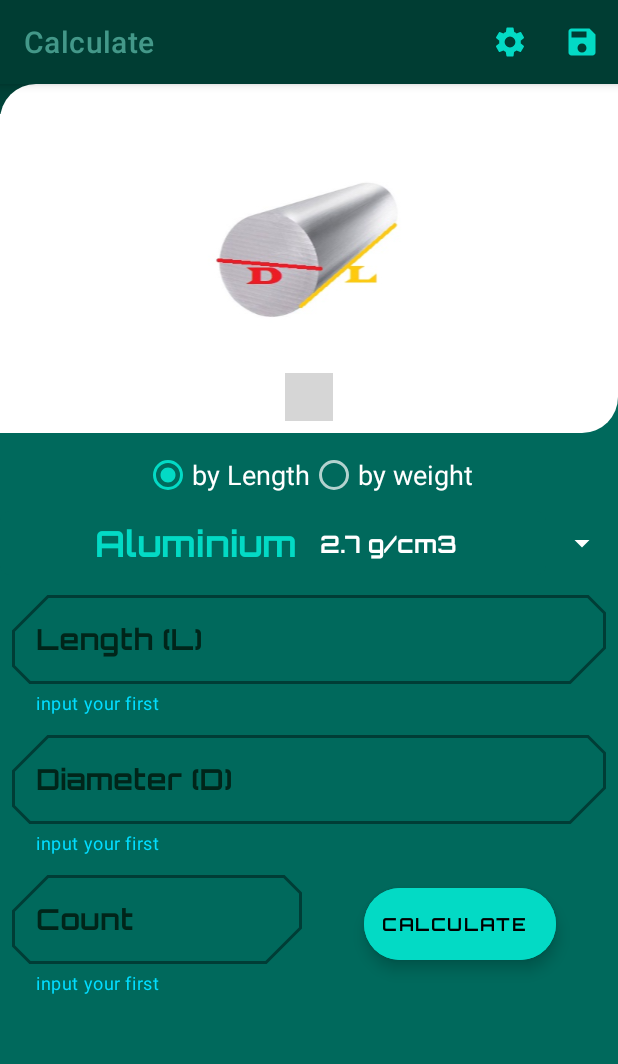
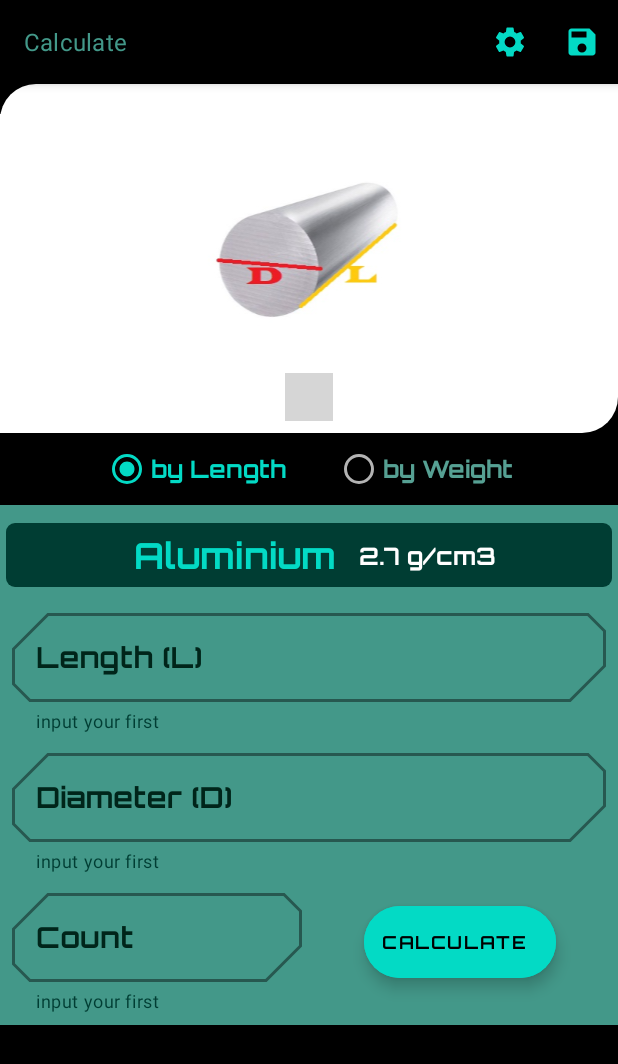
Before and after one commit to Tigran-Khachikyan/ConstructorBuddy, an Android app: the CalculatorFragment screen opened through its navigation route, on a phone screen of 412 x 824 dp. Shown: the top 1064 px of the screen. Run offline under Robolectric (Android 15) with nearby library versions, the phone set to English and light mode, and no system bars; our stand-ins replace Room's generated code, navigation-ui; plain views replace IndefinitePagerIndicator; network calls fail; Roboto replaces fonts that are not available here; 7 statements that could not run were skipped; grey boxes are pictures that could not be loaded.

Commit message:
cleaning code

```diff
--- a/app/src/main/java/com/calcprojects/constructorbuddy/ui/calculator/CalculationViewModel.kt
+++ b/app/src/main/java/com/calcprojects/constructorbuddy/ui/calculator/CalculationViewModel.kt
@@ -37,7 +37,7 @@ class CalculationViewModel(application: Application) : AndroidViewModel(applicat
     private val price = MutableLiveData<Price>()
     private val typeAndUnit = MediatorLiveData<Pair<Boolean, Boolean>?>()
 
-    private val succeed = MutableLiveData<Boolean>().apply { value = false }
+    private val succeed = MutableLiveData<Boolean?>()
 
     fun setForm(_form: Form) = run { form.value = _form }
 
@@ -81,9 +81,8 @@ class CalculationViewModel(application: Application) : AndroidViewModel(applicat
         var modelCalculated: Model? = null
     }
 
-    fun calculate(): LiveData<Boolean> {
+    fun calculate(): LiveData<Boolean?> {
 
-        succeed.value = false
         viewModelScope.launch(Dispatchers.IO) {
             val model = getModel(form, substance, typeByLength, params, unit, currency, price)
 
--- a/app/src/main/java/com/calcprojects/constructorbuddy/ui/calculator/CalculatorFragment.kt
+++ b/app/src/main/java/com/calcprojects/constructorbuddy/ui/calculator/CalculatorFragment.kt
@@ -31,6 +31,11 @@ import com.calcprojects.constructorbuddy.ui.*
 import com.google.android.material.appbar.MaterialToolbar
 import com.google.android.material.textfield.TextInputLayout
 import kotlinx.android.synthetic.main.fragment_calculator.*
+import kotlinx.coroutines.CoroutineScope
+import kotlinx.coroutines.Dispatchers.Main
+import kotlinx.coroutines.Job
+import kotlinx.coroutines.delay
+import kotlinx.coroutines.launch
 
 class CalculatorFragment : Fragment(), ScreenConfigurations,
     SharedPreferences.OnSharedPreferenceChangeListener {
@@ -42,6 +47,7 @@ class CalculatorFragment : Fragment(), ScreenConfigurations,
     private var valueField1: Double? = null
     private var isUnitDefMetric: Boolean? = null
     private lateinit var adapterSpinner: AdapterSpinner
+    private var jobComputing: Job? = null
 
     override fun onCreateView(inf: LayoutInflater, con: ViewGroup?, save: Bundle?): View? {
 
@@ -52,7 +58,6 @@ class CalculatorFragment : Fragment(), ScreenConfigurations,
     override fun onViewCreated(view: View, savedInstanceState: Bundle?) {
         super.onViewCreated(view, savedInstanceState)
 
-        viewModel.setType(true)
         initPreferenceWithDefaultValues()
         recycler_shapes_marked.initWithListeners()
         spinnerMat.initWithListeners()
@@ -120,6 +125,7 @@ class CalculatorFragment : Fragment(), ScreenConfigurations,
 
         preferences.unregisterOnSharedPreferenceChangeListener(this)
         viewModel.removeSources()
+        cancelJobComputingProgress()
     }
 
     override val hostActivity: Activity?
@@ -172,12 +178,23 @@ class CalculatorFragment : Fragment(), ScreenConfigurations,
     }
 
     private fun RadioGroup.initWithListeners() {
+
         setOnCheckedChangeListener { _, checkedId ->
             when (checkedId) {
-                R.id.radByLength -> viewModel.setType(true)
-                R.id.radByWeight -> viewModel.setType(false)
+                R.id.radByLength -> {
+                    radByLength.setTextColor(resources.getColor(R.color.colorAccent))
+                    radByWeight.setTextColor(resources.getColor(R.color.colorPrimaryLightTrans))
+                    viewModel.setType(true)
+                }
+                R.id.radByWeight -> {
+                    radByWeight.setTextColor(resources.getColor(R.color.colorAccent))
+                    radByLength.setTextColor(resources.getColor(R.color.colorPrimaryLightTrans))
+                    viewModel.setType(false)
+                }
             }
         }
+        clearCheck()
+        radByLength.isChecked = true
     }
 
     private fun Spinner.initWithListeners() {
@@ -196,6 +213,27 @@ class CalculatorFragment : Fragment(), ScreenConfigurations,
         }
     }
 
+    private fun startComputingProgressBarLayoutShow() {
+
+        jobComputing = CoroutineScope(Main).launch {
+            progressBarLayout.visibility = View.VISIBLE
+
+            while (true) {
+                var points = ""
+                for (index in 0..3) {
+                    tvPoints.text = points
+                    delay(300)
+                    points += " ."
+                }
+            }
+        }
+    }
+
+    private fun cancelJobComputingProgress() {
+        progressBarLayout.visibility = View.GONE
+        jobComputing?.cancel()
+    }
+
     private fun initButtonCalculate() {
         btn_calculate.setOnClickListener {
 
@@ -211,18 +249,24 @@ class CalculatorFragment : Fragment(), ScreenConfigurations,
                 && par4 != NO_INPUT
                 && par5 != NO_INPUT
             ) {
+                startComputingProgressBarLayoutShow()
                 valueField1 = par1
                 viewModel.setParameters(par1, par2, par3, par4, par5)
                 includePricingOptions()
 
                 viewModel.calculate().observe(viewLifecycleOwner, Observer { succeed ->
-                    if (succeed) {
-                        try {
-                            findNavController().navigate(CalculatorFragmentDirections.actionShowResult())
-                        } catch (ex: Exception) {
-                            ex.printStackTrace()
+
+                    succeed?.let {
+                        cancelJobComputingProgress()
+                        if (succeed) {
+                            try {
+                                findNavController().navigate(CalculatorFragmentDirections.actionShowResult())
+                            } catch (ex: Exception) {
+                                ex.printStackTrace()
+                            }
                         }
                     }
+
                 })
             }
         }
--- a/app/src/main/res/drawable-v24/background_spinner.xml
+++ b/app/src/main/res/drawable-v24/background_spinner.xml
@@ -3,7 +3,7 @@
     android:color="@color/colorAccent">
     <item android:state_pressed="false">
         <shape>
-            <solid android:color="@color/colorPrimary" />
+            <solid android:color="@color/colorPrimaryDark" />
             <corners android:radius="6dp" />
         </shape>
     </item>
--- a/app/src/main/res/drawable/background_calculator_gradient.xml
+++ /dev/null
@@ -1,10 +0,0 @@
-<?xml version="1.0" encoding="utf-8"?>
-<shape xmlns:android="http://schemas.android.com/apk/res/android">
-    <gradient
-        android:startColor="@color/colorPrimaryDark"
-        android:centerColor="@color/colorPrimary"
-        android:endColor="@color/colorPrimary"
-        android:centerX="50%"
-        android:centerY="40%"
-        android:angle="-90"/>
-</shape>
--- a/app/src/main/res/layout/fragment_calculator.xml
+++ b/app/src/main/res/layout/fragment_calculator.xml
@@ -1,11 +1,11 @@
 <?xml version="1.0" encoding="utf-8"?>
-<androidx.coordinatorlayout.widget.CoordinatorLayout xmlns:android="http://schemas.android.com/apk/res/android"
+<androidx.constraintlayout.widget.ConstraintLayout xmlns:android="http://schemas.android.com/apk/res/android"
     xmlns:app="http://schemas.android.com/apk/res-auto"
     xmlns:tools="http://schemas.android.com/tools"
     android:layout_width="match_parent"
     android:layout_height="match_parent"
-    android:background="@color/colorPrimary"
     android:fitsSystemWindows="true"
+    android:background="@android:color/black"
     tools:context=".ui.calculator.CalculatorFragment">
 
     <com.google.android.material.appbar.AppBarLayout
@@ -19,29 +19,21 @@
             style="@style/Widget.MaterialComponents.Toolbar.Primary"
             android:layout_width="match_parent"
             android:layout_height="?attr/actionBarSize"
-            android:backgroundTint="@color/colorPrimaryDark"
+            android:backgroundTint="@android:color/black"
             app:menu="@menu/app_bar_menu"
-            app:title="@string/calculate"
-            app:titleTextColor="@color/colorPrimaryLight" />
+            app:subtitle="@string/calculate"
+            app:subtitleTextColor="@color/colorPrimaryLight" />
 
     </com.google.android.material.appbar.AppBarLayout>
 
-    <androidx.core.widget.NestedScrollView
-        android:id="@+id/nested_scrollView"
-        android:layout_width="match_parent"
-        android:layout_height="match_parent"
-        app:layout_behavior="@string/appbar_scrolling_view_behavior">
-
-        <androidx.constraintlayout.widget.ConstraintLayout
-            android:layout_width="match_parent"
-            android:layout_height="match_parent">
-
-            <androidx.constraintlayout.widget.ConstraintLayout
+    <!--recycler, indicator-->
+    <LinearLayout
         android:id="@+id/layout_images"
         android:layout_width="match_parent"
         android:layout_height="wrap_content"
-                android:background="@drawable/background_calculator_gradient"
-                app:layout_constraintTop_toTopOf="parent">
+        android:background="@android:color/black"
+        android:orientation="vertical"
+        app:layout_constraintTop_toBottomOf="@id/appBar">
 
         <androidx.constraintlayout.widget.ConstraintLayout
             android:layout_width="match_parent"
@@ -68,27 +60,64 @@
                 app:layout_constraintLeft_toLeftOf="parent"
                 app:layout_constraintRight_toRightOf="parent"
                 app:layout_constraintTop_toBottomOf="@id/recycler_shapes_marked"
-                        app:selectedDotColor="@color/colorPrimaryDark"
+                app:selectedDotColor="@color/colorAccent"
                 app:selectedDotRadius="6dp" />
+
+            <!--progress-->
+            <androidx.constraintlayout.widget.ConstraintLayout
+                android:id="@+id/progressBarLayout"
+                android:layout_width="wrap_content"
+                app:layout_constraintLeft_toLeftOf="parent"
+                app:layout_constraintRight_toRightOf="parent"
+                android:layout_height="wrap_content"
+                android:gravity="center"
+                android:visibility="gone"
+                app:layout_constraintVertical_bias="0.8"
+                app:layout_constraintBottom_toBottomOf="parent"
+                app:layout_constraintTop_toTopOf="parent">
+
+                <ProgressBar
+                    android:id="@+id/progressBar"
+                    style="?android:attr/progressBarStyleLarge"
+                    android:layout_width="wrap_content"
+                    android:layout_height="wrap_content"
+                    app:layout_constraintTop_toTopOf="parent"
+                    app:layout_constraintLeft_toLeftOf="parent"
+                    app:layout_constraintRight_toRightOf="parent"/>
+
+                <androidx.appcompat.widget.AppCompatTextView
+                    android:id="@+id/tvComputing"
+                    android:layout_width="wrap_content"
+                    android:layout_height="wrap_content"
+                    android:fontFamily="@font/orbitron_bold"
+                    app:layout_constraintTop_toBottomOf="@id/progressBar"
+                    app:layout_constraintLeft_toLeftOf="parent"
+                    app:layout_constraintRight_toRightOf="parent"
+                    android:text="@string/computing"
+                    android:textColor="@color/colorSecondarySP"
+                    android:textSize="16sp"
+                    android:textStyle="bold" />
+
+                <androidx.appcompat.widget.AppCompatTextView
+                    android:id="@+id/tvPoints"
+                    android:layout_width="wrap_content"
+                    android:layout_height="wrap_content"
+                    android:fontFamily="@font/orbitron_bold"
+                    android:textColor="@color/colorSecondarySP"
+                    android:textSize="16sp"
+                    android:textStyle="bold"
+                    app:layout_constraintTop_toTopOf="@id/tvComputing"
+                    app:layout_constraintBottom_toBottomOf="@id/tvComputing"
+                    app:layout_constraintLeft_toRightOf="@id/tvComputing" />
 
             </androidx.constraintlayout.widget.ConstraintLayout>
 
         </androidx.constraintlayout.widget.ConstraintLayout>
 
-            <androidx.constraintlayout.widget.ConstraintLayout
-                android:id="@+id/lay_input"
-                android:layout_width="match_parent"
-                android:layout_height="match_parent"
-                android:background="@color/colorPrimary"
-                android:backgroundTintMode="screen"
-                android:paddingBottom="8dp"
-                app:layout_constraintTop_toBottomOf="@id/layout_images">
-
         <RadioGroup
             android:id="@+id/radioGroup"
             android:layout_width="match_parent"
             android:layout_height="wrap_content"
-                    android:layout_marginTop="4dp"
             android:checkedButton="@+id/radByLength"
             android:gravity="center"
             android:orientation="horizontal"
@@ -99,28 +128,55 @@
                 android:layout_width="wrap_content"
                 android:layout_height="wrap_content"
                 android:text="@string/byLength"
-                        android:textSize="18sp"
+                android:fontFamily="@font/orbitron_bold"
+                android:textSize="16sp"
+                android:layout_marginEnd="16dp"
                 app:useMaterialThemeColors="true" />
 
             <RadioButton
                 android:id="@+id/radByWeight"
                 style="@style/Widget.MaterialComponents.CompoundButton.RadioButton"
                 android:layout_width="wrap_content"
+                android:fontFamily="@font/orbitron_bold"
                 android:layout_height="wrap_content"
                 android:text="@string/byWeight"
-                        android:textSize="18sp"
+                android:layout_marginStart="16dp"
+                android:textSize="16sp"
                 app:useMaterialThemeColors="false" />
         </RadioGroup>
+
+
+    </LinearLayout>
+
+    <!--other buttons-->
+    <androidx.core.widget.NestedScrollView
+        android:id="@+id/nested_scrollView"
+        android:layout_width="match_parent"
+        android:layout_height="0dp"
+        android:background="@android:color/black"
+        app:layout_behavior="@string/appbar_scrolling_view_behavior"
+        app:layout_constraintBottom_toBottomOf="parent"
+        app:layout_constraintTop_toBottomOf="@id/layout_images">
+
+        <androidx.constraintlayout.widget.ConstraintLayout
+            android:id="@+id/lay_input"
+            android:layout_width="match_parent"
+            android:layout_height="wrap_content"
+            android:background="@color/colorPrimaryLight"
+            android:backgroundTintMode="screen"
+            android:paddingBottom="8dp"
+            app:layout_constraintTop_toBottomOf="@id/layout_images">
 
             <Spinner
                 android:id="@+id/spinnerMat"
                 android:layout_width="match_parent"
+                android:layout_marginTop="8dp"
+                android:padding="4dp"
                 android:layout_height="wrap_content"
-                    android:popupBackground="@android:color/white"
                 android:popupTheme="@style/ThemeOverlay.AppCompat.Light"
                 android:theme="@style/ThemeOverlay.AppCompat.Dark.ActionBar"
                 app:layout_constraintRight_toRightOf="parent"
-                    app:layout_constraintTop_toBottomOf="@id/radioGroup" />
+                app:layout_constraintTop_toTopOf="parent" />
 
             <com.google.android.material.textfield.TextInputLayout
                 android:id="@+id/field1"
@@ -314,8 +370,6 @@
 
         </androidx.constraintlayout.widget.ConstraintLayout>
 
-        </androidx.constraintlayout.widget.ConstraintLayout>
-
     </androidx.core.widget.NestedScrollView>
 
-</androidx.coordinatorlayout.widget.CoordinatorLayout>
+</androidx.constraintlayout.widget.ConstraintLayout>
--- a/app/src/main/res/layout/fragment_result.xml
+++ b/app/src/main/res/layout/fragment_result.xml
@@ -87,7 +87,6 @@
         <androidx.constraintlayout.widget.ConstraintLayout
             android:id="@+id/lay_init_data"
             android:layout_width="match_parent"
-            android:background="@drawable/background_calculator_gradient"
             android:layout_height="0dp"
             android:padding="12dp"
             app:layout_constraintBottom_toBottomOf="parent"
--- a/app/src/main/res/values/colors.xml
+++ b/app/src/main/res/values/colors.xml
@@ -11,6 +11,7 @@
 -->
     <color name="colorPrimaryDark">#003d33</color>
     <color name="colorPrimaryLight">#439889</color>
+    <color name="colorPrimaryLightTrans">#AD7FECD8</color>
     <color name="colorAccent">#03DAC5</color>
     <color name="colorSecondary">#628891</color>
     <color name="colorSecondaryLight">#A7C6CD</color>
--- a/app/src/main/res/values/strings.xml
+++ b/app/src/main/res/values/strings.xml
@@ -48,7 +48,7 @@
     <string name="inputError">Must be completed!</string>
     <string name="chooseTheShape">choose the shape!</string>
     <string name="byLength">by Length</string>
-    <string name="byWeight">by weight</string>
+    <string name="byWeight">by Weight</string>
 
     <!-- TODO: Remove or change this placeholder text -->
     <string name="hello_blank_fragment">Hello blank fragment</string>
@@ -141,7 +141,7 @@
     <string name="result">Result</string>
     <string name="initial_data">Initial data</string>
     <string name="count">Count</string>
-    <string name="error_text">Input for this field is mandatory!</string>
+    <string name="error_text">Field must be filled out!</string>
     <string name="material">Material</string>
     <string name="share">Share</string>
     <string name="save">Save</string>
@@ -153,6 +153,7 @@
     <string name="home_intro_text">Start constructing with the help of our formulas and cost predictions.</string>
     <string name="titleSend">new models to share</string>
     <string name="result_sub_title">Get calculated model.</string>
+    <string name="computing">Computing</string>
 
 
 </resources>
--- a/app/src/main/res/values/styles.xml
+++ b/app/src/main/res/values/styles.xml
@@ -46,17 +46,17 @@
 
 
     <style name="inputLayout" parent="Widget.MaterialComponents.TextInputLayout.OutlinedBox">
-        <item name="boxStrokeColor">@color/colorAccent</item>
+        <item name="boxStrokeColor">@android:color/black</item>
         <item name="boxStrokeWidth">2dp</item>
-        <item name="hintTextColor">@android:color/holo_green_light</item>
+        <item name="hintTextColor">@color/colorAccent</item>
         <item name="android:textColorHint">@color/colorSecondarySP</item>
         <item name="endIconMode">clear_text</item>
-        <item name="helperTextTextColor">@android:color/holo_blue_bright</item>
+        <item name="helperTextTextColor">@color/colorPrimaryDark</item>
         <item name="errorTextColor">@color/errorColor</item>
         <item name="errorIconTint">@color/errorColor</item>
         <item name="errorIconDrawable">@drawable/ic_error</item>
         <item name="endIconDrawable">@drawable/ic_cancel</item>
-        <item name="endIconTint">@color/colorPrimaryLight</item>
+        <item name="endIconTint">@android:color/black</item>
         <item name="android:fontFamily">@font/orbitron_bold</item>
         <item name="android:layout_marginTop">8dp</item>
         <item name="android:layout_marginEnd">8dp</item>
```
Lines whose indentation alone changed are shown as unchanged.
